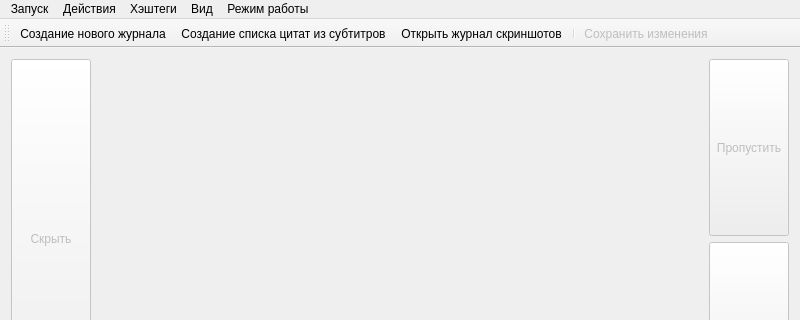
First picture: the form in mainwindow.ui, repository cool-palace/Screenshot-Manager, before the edit; both pictures show x 0 to 800 and y 0 to 320 of the 800 by 600 pixel window.
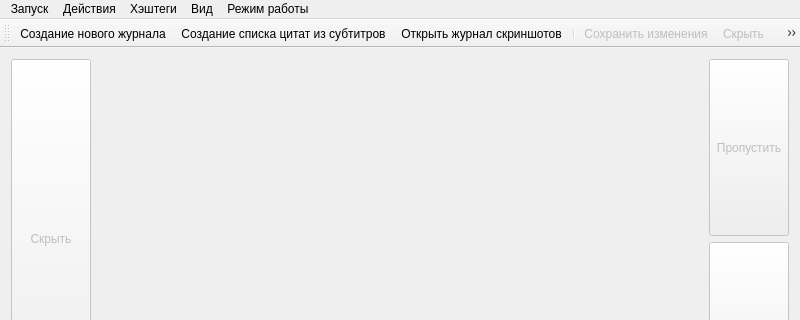
Second picture: the form after the edit. Icons and pictures are not drawn.

Commit message: Created toolbar actions private_switch and load_subs

```diff
--- a/mainwindow.ui
+++ b/mainwindow.ui
@@ -440,6 +440,8 @@
    <addaction name="config_reading"/>
    <addaction name="separator"/>
    <addaction name="save"/>
+   <addaction name="private_switch"/>
+   <addaction name="load_subs"/>
   </widget>
   <action name="config_creation">
    <property name="icon">
@@ -660,6 +662,37 @@
     <string>Ctrl+S</string>
    </property>
   </action>
+  <action name="private_switch">
+   <property name="checkable">
+    <bool>true</bool>
+   </property>
+   <property name="enabled">
+    <bool>false</bool>
+   </property>
+   <property name="icon">
+    <iconset resource="icons.qrc">
+     <normaloff>:/images/icons8-approval-80.png</normaloff>
+     <normalon>:/images/icons8-private-80.png</normalon>:/images/icons8-approval-80.png</iconset>
+   </property>
+   <property name="text">
+    <string>Скрыть</string>
+   </property>
+  </action>
+  <action name="load_subs">
+   <property name="enabled">
+    <bool>false</bool>
+   </property>
+   <property name="icon">
+    <iconset resource="icons.qrc">
+     <normaloff>:/images/icons8-source-code-80.png</normaloff>:/images/icons8-source-code-80.png</iconset>
+   </property>
+   <property name="text">
+    <string>Подгрузка субтитров</string>
+   </property>
+   <property name="toolTip">
+    <string>Подгрузка субтитров</string>
+   </property>
+  </action>
  </widget>
  <layoutdefault spacing="6" margin="11"/>
  <resources>
```
The commit also changes 10 other files.
